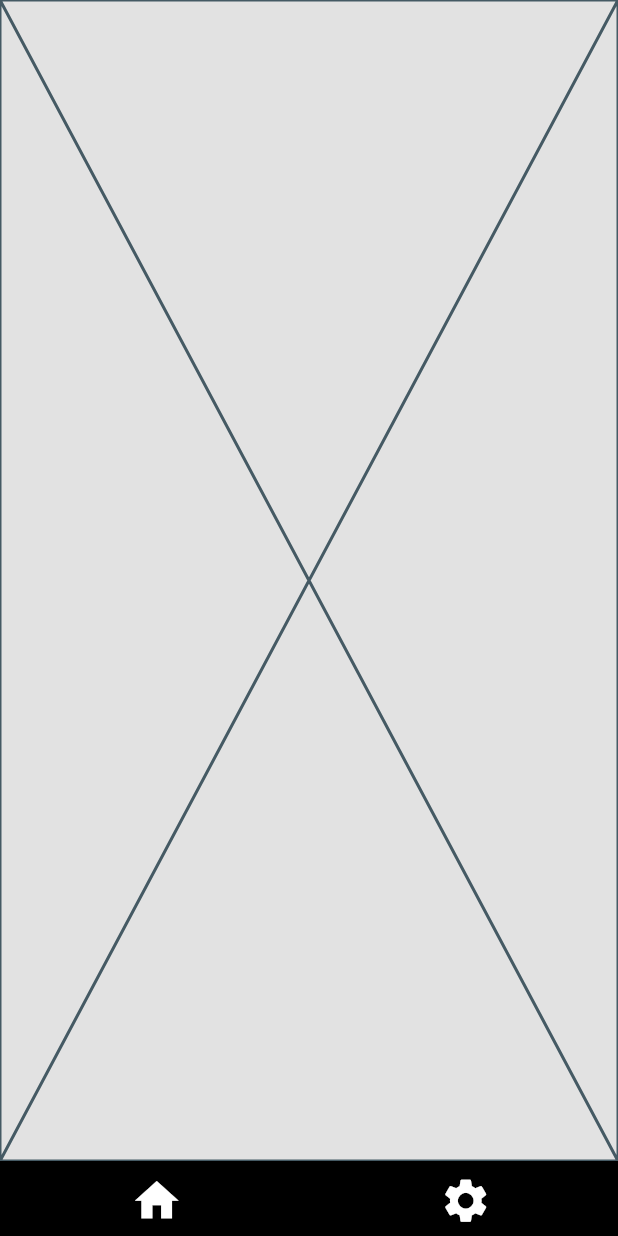
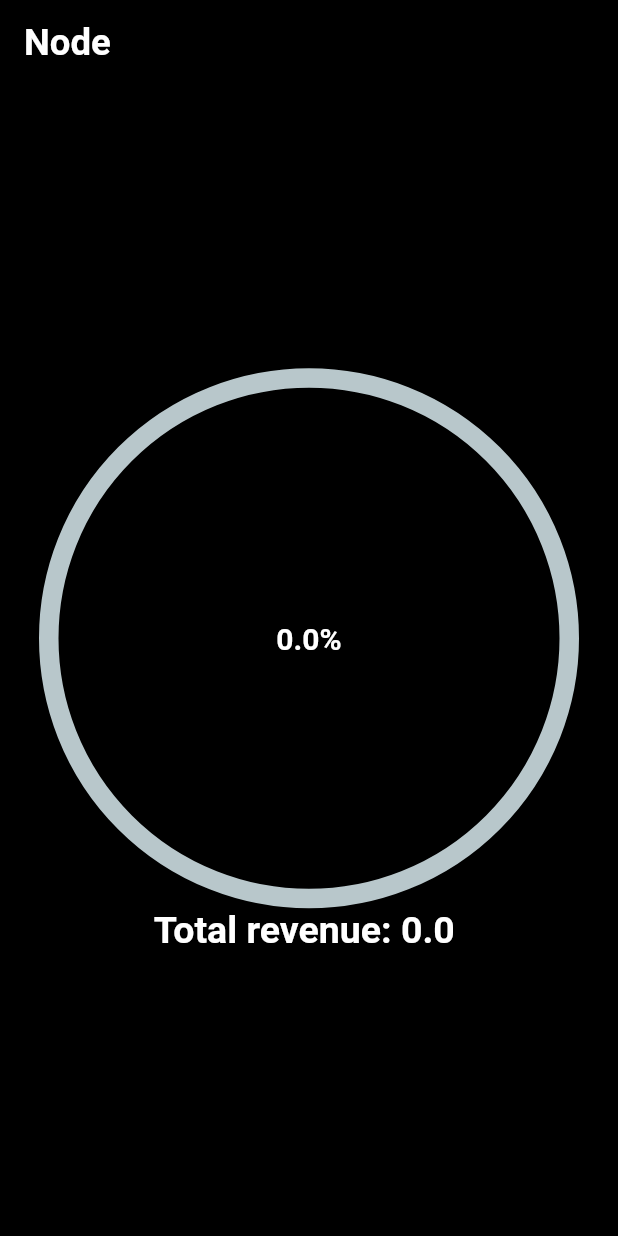
Before and after one commit to Dark-R1der/ChangingCloud, a Flutter app: the screen it shows after launch, on a phone screen of 412 x 824 dp. Run offline on Flutter 3.47's test engine with Material 2 defaults, Android fonts, the light colour scheme and no system bars; drawn by our look-alikes of percent_indicator; our stand-ins replace cloud_firestore, file_picker, firebase_auth, firebase_core, firebase_storage, flutter_screenutil and 5 more; missing offline and left inert: flutter_downloader; accounts and stored records are empty.

Commit message:
added node apge

```diff
--- a/lib/authentication.dart
+++ b/lib/authentication.dart
@@ -5,6 +5,7 @@ import 'package:get/get.dart';
 import 'package:newiet/auth.dart';
 import 'package:newiet/views/ui/controller/global_controller.dart';
 import 'package:newiet/views/ui/pages/home.dart';
+import 'package:newiet/views/ui/pages/nodePage.dart';
 import 'package:newiet/views/ui/pages/sign_up.dart';
 
 class Authentication extends StatelessWidget {
@@ -32,7 +33,7 @@ class Authentication extends StatelessWidget {
         if (snapshot.connectionState == ConnectionState.done) {
           if (snapshot.hasData) {
             if (globalController.role.value == "Node") {
-              return HomePage();
+              return NodePage();
             } else if (globalController.role.value == "Organization") {
               return HomePage();
             } else {
--- a/lib/views/ui/pages/home.dart
+++ b/lib/views/ui/pages/home.dart
@@ -6,7 +6,6 @@ import 'package:newiet/auth.dart';
 import 'package:newiet/views/ui/controller/page_controller.dart';
 import 'package:newiet/views/ui/controller/setting_controller.dart';
 import 'package:newiet/views/ui/controller/sign_up_controller.dart';
-import 'package:newiet/views/ui/pages/nodePage.dart';
 import 'package:newiet/views/ui/pages/overview_page.dart';
 import 'package:newiet/views/ui/pages/setting_page.dart';
 import 'package:newiet/views/widgetsd/buttom_nav_button.dart';
@@ -118,9 +117,7 @@ class _HomePageState extends State<HomePage> {
   Widget build(BuildContext context) {
     return Scaffold(
         backgroundColor: const Color(0xFFE2E2E2),
-        body: _signUpController.dropdownValue.value == "Node"
-            ? NodePage()
-            : pages[pageIndex],
+        body: pages[pageIndex],
         bottomNavigationBar: buildMyNavBar(context));
   }
 }
--- a/lib/views/ui/pages/nodePage.dart
+++ b/lib/views/ui/pages/nodePage.dart
@@ -1,4 +1,10 @@
+import 'dart:math';
+
 import 'package:flutter/material.dart';
+import 'package:flutter_screenutil/flutter_screenutil.dart';
+import 'package:get/get.dart';
+import 'package:newiet/views/ui/controller/download_manager_controller.dart';
+import 'package:percent_indicator/percent_indicator.dart';
 
 class NodePage extends StatefulWidget {
   const NodePage({super.key});
@@ -8,8 +14,156 @@ class NodePage extends StatefulWidget {
 }
 
 class _NodePageState extends State<NodePage> {
+  DownloadManagerController _downloadManagerController =
+      Get.put(DownloadManagerController());
   @override
   Widget build(BuildContext context) {
-    return const Placeholder();
+    var revenue = _downloadManagerController.individualSizes[0] +
+        (_downloadManagerController.individualSizes[1] +
+                _downloadManagerController.individualSizes[2] +
+                _downloadManagerController.individualSizes[3]) *
+            0.001;
+    return Scaffold(
+      backgroundColor: Colors.black,
+      appBar: AppBar(
+        backgroundColor: Colors.black,
+        title: Text("Node",
+            style: TextStyle(
+                fontWeight: FontWeight.bold,
+                color: Colors.white,
+                fontSize: 24.sp)),
+        // backgroundColor: Colors.white,
+        elevation: 0,
+      ),
+      body: Padding(
+        padding: const EdgeInsets.all(10),
+        child: Column(
+          mainAxisAlignment: MainAxisAlignment.center,
+          crossAxisAlignment: CrossAxisAlignment.center,
+          children: [
+            Center(
+              child: CircularPercentIndicator(
+                radius: 180.0,
+                lineWidth: 13.0,
+                animation: true,
+                percent: revenue / 0.0001,
+                center: Text(
+                  "${(revenue / 0.001).toString()}%",
+                  style: TextStyle(
+                      fontWeight: FontWeight.bold,
+                      fontSize: 20.0,
+                      color: Colors.white),
+                ),
+                footer: Text(
+                  "Total revenue: $revenue ",
+                  style: TextStyle(
+                      fontWeight: FontWeight.bold,
+                      fontSize: 25.0,
+                      color: Colors.white),
+                ),
+                circularStrokeCap: CircularStrokeCap.round,
+                progressColor: Colors.purple,
+              ),
+            ),
+          ],
+        ),
+      ),
+    );
   }
 }
+
+class MultiColorCircularProgressIndicator extends StatelessWidget {
+  final double radius;
+  final double lineWidth;
+  final List<Color> colors;
+  final List<double> colorStops;
+  final double percent;
+
+  final String centerText;
+  final double textSize;
+
+  MultiColorCircularProgressIndicator({
+    required this.radius,
+    required this.lineWidth,
+    required this.colors,
+    required this.colorStops,
+    required this.percent,
+    required this.centerText,
+    required this.textSize,
+  });
+
+  @override
+  Widget build(BuildContext context) {
+    return Stack(
+      alignment: Alignment.center,
+      children: [
+        CustomPaint(
+          painter: _MultiColorProgressPainter(
+            radius: radius,
+            lineWidth: lineWidth,
+            colors: colors,
+            colorStops: colorStops,
+            percent: percent,
+          ),
+          size: Size.fromRadius(radius),
+        ),
+        Text(
+          centerText,
+          style: TextStyle(
+            fontSize: textSize,
+            fontWeight: FontWeight.bold,
+            color: Colors.black, // Customize text color
+          ),
+        ),
+      ],
+    );
+  }
+}
+
+class _MultiColorProgressPainter extends CustomPainter {
+  final double radius;
+  final double lineWidth;
+  final List<Color> colors;
+  final List<double> colorStops;
+  final double percent;
+
+  _MultiColorProgressPainter({
+    required this.radius,
+    required this.lineWidth,
+    required this.colors,
+    required this.colorStops,
+    required this.percent,
+  });
+
+  @override
+  void paint(Canvas canvas, Size size) {
+    final center = Offset(size.width / 2, size.height / 2);
+    final startAngle = -pi / 2;
+    final sweepAngle = 2 * pi * percent;
+
+    var currentAngle = startAngle;
+    for (int i = 0; i < colors.length; i++) {
+      final sweep = sweepAngle * (colorStops[i + 1] - colorStops[i]);
+      final arcPaint = Paint()
+        ..color = colors[i]
+        ..strokeCap = StrokeCap.round
+        ..style = PaintingStyle.stroke
+        ..strokeWidth = lineWidth;
+
+      canvas.drawArc(
+        Rect.fromCircle(center: center, radius: radius),
+        currentAngle,
+        sweep,
+        false,
+        arcPaint,
+      );
+
+      currentAngle += sweep;
+    }
+  }
+
+  @override
+  bool shouldRepaint(covariant CustomPainter oldDelegate) {
+    return true;
+  }
+}
```
